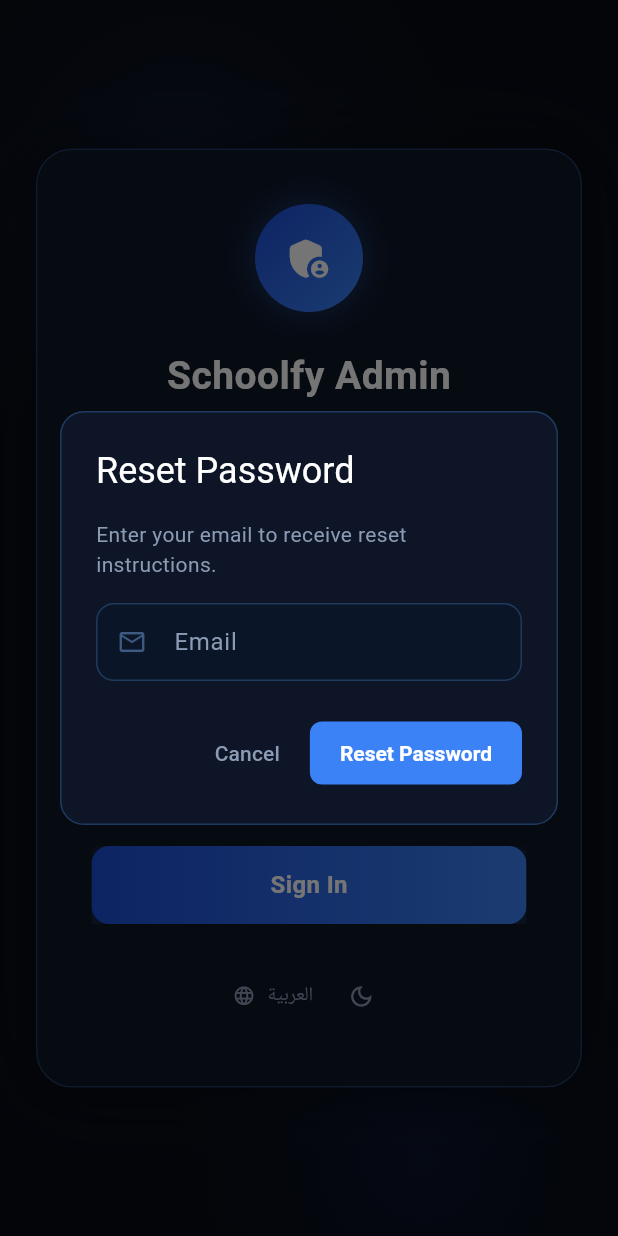
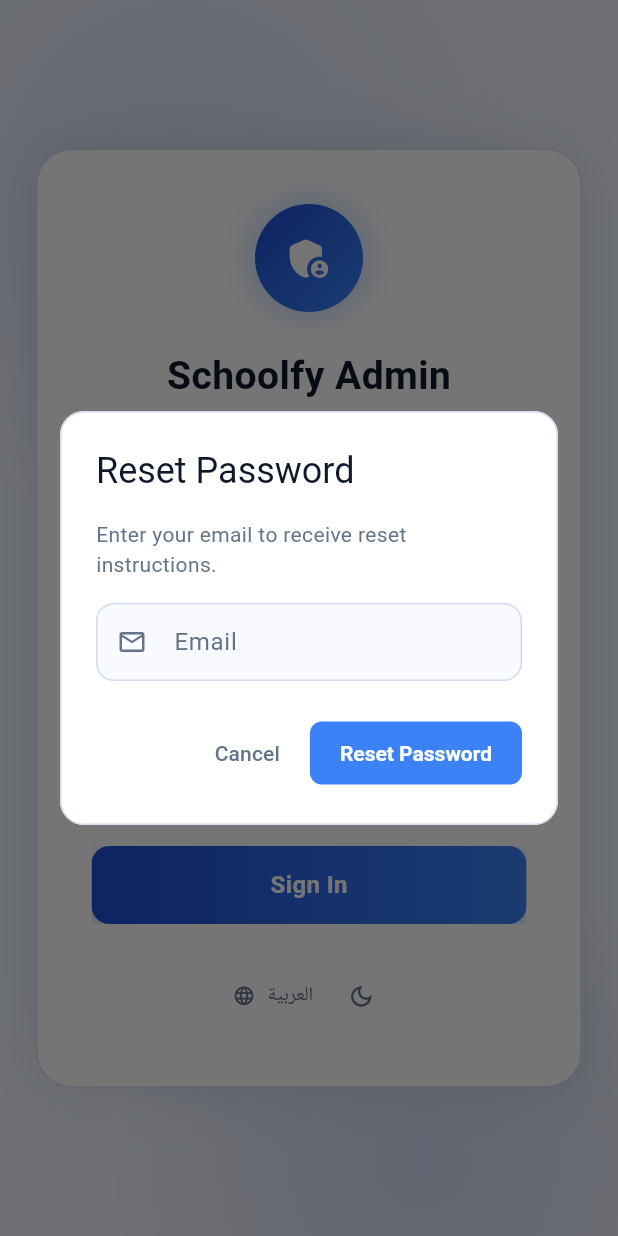
Before and after one commit to to7vx/schoolfy, a Flutter app: the screen it shows after launch, after a tap on "Forgot Password?", on a phone screen of 412 x 824 dp. Run offline on Flutter 3.47's test engine with Material 3 defaults, Android fonts, the light colour scheme and no system bars; our stand-ins replace cloud_firestore, csv, file_picker, firebase_auth, firebase_core, firebase_database and 3 more; missing offline and left inert: dart:html; accounts and stored records are empty.

Commit message:
fix dark/light mode reactivity on admin login screen

```diff
--- a/schoolfy-admin/lib/screens/login_screen.dart
+++ b/schoolfy-admin/lib/screens/login_screen.dart
@@ -29,14 +29,17 @@
   late Animation<double> _slideAnim;
   late Animation<double> _glowAnim;
 
-  static const _bg = Color(0xFF080B14);
-  static const _card = Color(0xFF0D1526);
-  static const _fieldBg = Color(0xFF0A1628);
-  static const _border = Color(0xFF1E3A5F);
-  static const _accent = Color(0xFF3B82F6);
+  // Theme-reactive colors — updated in didChangeDependencies
+  Color _bg         = const Color(0xFF080B14);
+  Color _card       = const Color(0xFF0D1526);
+  Color _fieldBg    = const Color(0xFF0A1628);
+  Color _border     = const Color(0xFF1E3A5F);
+  Color _textPrimary = Colors.white;
+  Color _textMuted  = const Color(0xFF8B9BB4);
+
+  // Accent stays the same in both modes
+  static const _accent    = Color(0xFF3B82F6);
   static const _accentDim = Color(0xFF1D4ED8);
-  static const _textPrimary = Colors.white;
-  static const _textMuted = Color(0xFF8B9BB4);
 
   @override
   void initState() {
@@ -55,6 +58,27 @@
       CurvedAnimation(parent: _fadeController, curve: Curves.easeOutCubic),
     );
     _glowAnim = CurvedAnimation(parent: _glowController, curve: Curves.easeInOut);
+  }
+
+  @override
+  void didChangeDependencies() {
+    super.didChangeDependencies();
+    final isDark = Theme.of(context).brightness == Brightness.dark;
+    if (isDark) {
+      _bg          = const Color(0xFF080B14);
+      _card        = const Color(0xFF0D1526);
+      _fieldBg     = const Color(0xFF0A1628);
+      _border      = const Color(0xFF1E3A5F);
+      _textPrimary = Colors.white;
+      _textMuted   = const Color(0xFF8B9BB4);
+    } else {
+      _bg          = const Color(0xFFF0F4FF);
+      _card        = Colors.white;
+      _fieldBg     = const Color(0xFFF8FAFF);
+      _border      = const Color(0xFFD1DCF0);
+      _textPrimary = const Color(0xFF0F172A);
+      _textMuted   = const Color(0xFF64748B);
+    }
   }
 
   @override
@@ -127,8 +151,9 @@
                               blurRadius: 50,
                               spreadRadius: -4,
                             ),
-                            const BoxShadow(
-                              color: Colors.black54,
+                            BoxShadow(
+                              color: Colors.black.withValues(
+                                  alpha: Theme.of(context).brightness == Brightness.dark ? 0.35 : 0.08),
                               blurRadius: 30,
                             ),
                           ],
@@ -143,7 +168,7 @@
                           children: [
                             _buildLogo(),
                             const SizedBox(height: 24),
-                            const Center(
+                            Center(
                               child: Text(
                                 'Schoolfy Admin',
                                 style: TextStyle(
@@ -158,7 +183,7 @@
                             Center(
                               child: Text(
                                 l10n.dashboard,
-                                style: const TextStyle(
+                                style: TextStyle(
                                     fontSize: 14, color: _textMuted),
                               ),
                             ),
@@ -270,11 +295,11 @@
                                       Provider.of<LocaleProvider>(context,
                                               listen: false)
                                           .toggleLocale(),
-                                  icon: const Icon(Icons.language,
+                                  icon: Icon(Icons.language,
                                       size: 15, color: _textMuted),
                                   label: Text(
                                     isArabic ? l10n.english : l10n.arabic,
-                                    style: const TextStyle(
+                                    style: TextStyle(
                                         color: _textMuted, fontSize: 13),
                                   ),
                                   style: TextButton.styleFrom(
@@ -380,7 +405,7 @@
 
   Widget _buildLabel(String text) => Text(
         text,
-        style: const TextStyle(
+        style: TextStyle(
             fontSize: 13, fontWeight: FontWeight.w500, color: _textMuted),
       );
 
@@ -397,12 +422,12 @@
       controller: controller,
       obscureText: obscure,
       keyboardType: keyboardType,
-      style: const TextStyle(color: Colors.white, fontSize: 15),
+      style: TextStyle(color: _textPrimary, fontSize: 15),
       cursorColor: _accent,
       decoration: InputDecoration(
         hintText: hint,
-        hintStyle: const TextStyle(color: Color(0xFF3D4F6A), fontSize: 14),
-        prefixIcon: Icon(icon, color: const Color(0xFF3D5A80), size: 20),
+        hintStyle: TextStyle(color: _textMuted.withValues(alpha: 0.6), fontSize: 14),
+        prefixIcon: Icon(icon, color: _textMuted, size: 20),
         suffixIcon: suffix,
         filled: true,
         fillColor: _fieldBg,
@@ -410,11 +435,11 @@
             const EdgeInsets.symmetric(horizontal: 16, vertical: 16),
         border: OutlineInputBorder(
           borderRadius: BorderRadius.circular(12),
-          borderSide: const BorderSide(color: _border),
+          borderSide: BorderSide(color: _border),
         ),
         enabledBorder: OutlineInputBorder(
           borderRadius: BorderRadius.circular(12),
-          borderSide: const BorderSide(color: _border),
+          borderSide: BorderSide(color: _border),
         ),
         focusedBorder: OutlineInputBorder(
           borderRadius: BorderRadius.circular(12),
@@ -452,8 +477,8 @@
                 gradient: _isLoading
                     ? LinearGradient(
                         colors: [
-                          Colors.grey.shade800,
-                          Colors.grey.shade700
+                          _border,
+                          _border.withValues(alpha: 0.7),
                         ],
                       )
                     : const LinearGradient(
@@ -509,14 +534,14 @@
         backgroundColor: _card,
         shape: RoundedRectangleBorder(
           borderRadius: BorderRadius.circular(16),
-          side: const BorderSide(color: _border),
+          side: BorderSide(color: _border),
         ),
-        title: const Text('Reset Password',
+        title: Text('Reset Password',
             style: TextStyle(color: _textPrimary)),
         content: Column(
           mainAxisSize: MainAxisSize.min,
           children: [
-            const Text(
+            Text(
               'Enter your email to receive reset instructions.',
               style: TextStyle(color: _textMuted, fontSize: 14),
             ),
@@ -524,21 +549,21 @@
             TextFormField(
               controller: emailController,
               keyboardType: TextInputType.emailAddress,
-              style: const TextStyle(color: Colors.white),
+              style: TextStyle(color: _textPrimary),
               cursorColor: _accent,
               decoration: InputDecoration(
                 labelText: l10n.email,
-                labelStyle: const TextStyle(color: _textMuted),
-                prefixIcon: const Icon(Icons.email_outlined,
-                    color: Color(0xFF3D5A80), size: 20),
+                labelStyle: TextStyle(color: _textMuted),
+                prefixIcon: Icon(Icons.email_outlined,
+                    color: _textMuted, size: 20),
                 filled: true,
                 fillColor: _fieldBg,
                 border: OutlineInputBorder(
                     borderRadius: BorderRadius.circular(12),
-                    borderSide: const BorderSide(color: _border)),
+                    borderSide: BorderSide(color: _border)),
                 enabledBorder: OutlineInputBorder(
                     borderRadius: BorderRadius.circular(12),
-                    borderSide: const BorderSide(color: _border)),
+                    borderSide: BorderSide(color: _border)),
                 focusedBorder: OutlineInputBorder(
                     borderRadius: BorderRadius.circular(12),
                     borderSide:
@@ -551,7 +576,7 @@
           TextButton(
             onPressed: () => Navigator.of(context).pop(),
             child: Text(l10n.cancel,
-                style: const TextStyle(color: _textMuted)),
+                style: TextStyle(color: _textMuted)),
           ),
           ElevatedButton(
             onPressed: () async {
```
Also changed, not shown: 1 other file.
